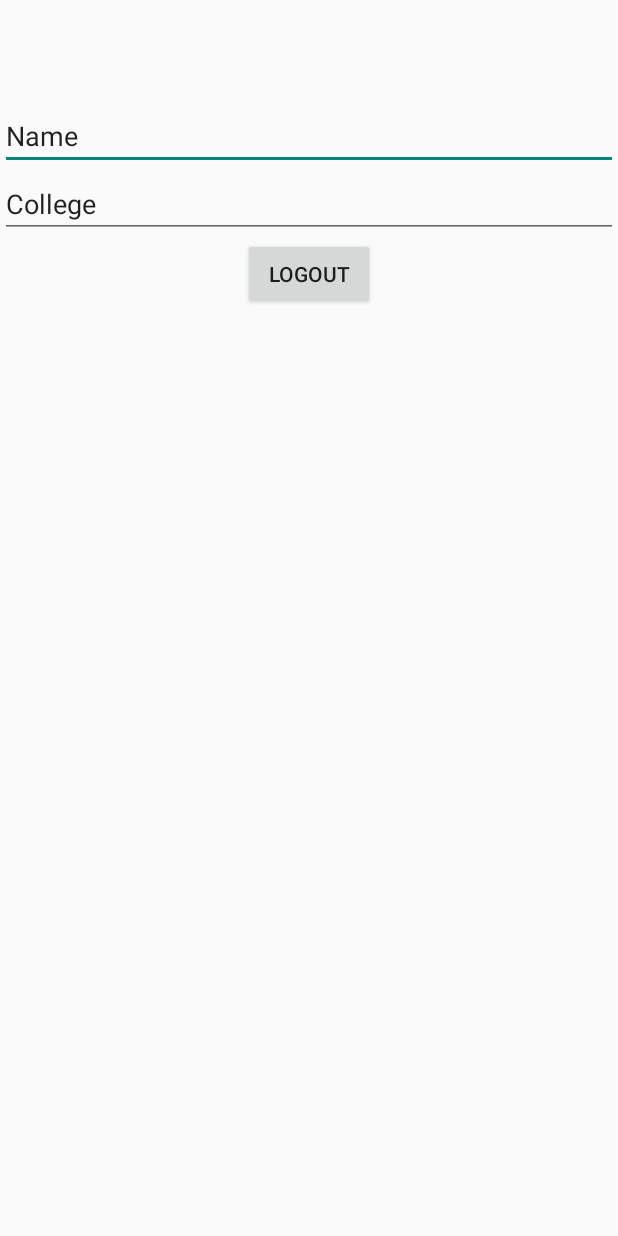
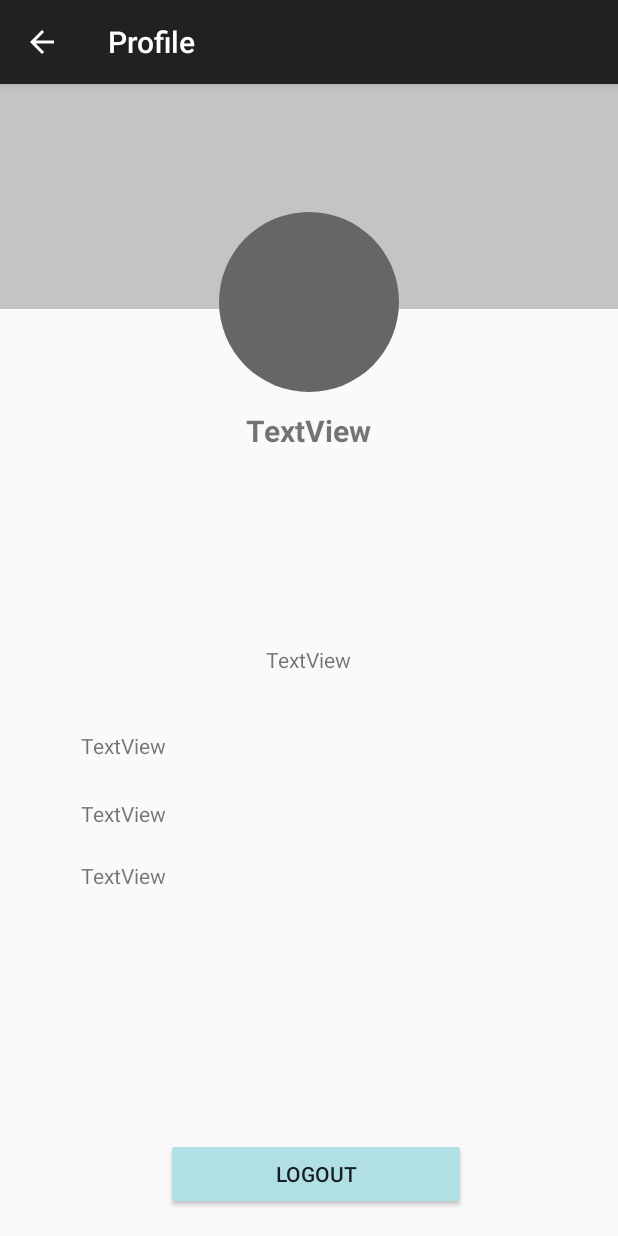
Before and after one commit to safat661/StudyUnion, an Android app: the screen it shows after launch once a user with an empty profile is signed in (ProfileActivity), after a tap on "Profile", on a phone screen of 412 x 824 dp. Run offline under Robolectric (Android 15) with nearby library versions, the phone set to English and light mode, and no system bars; our stand-ins replace ButterKnife, Firebase (no records; nobody signed in at launch, a user with empty details on screens opened directly); libraries missing offline, so code that uses them is left out: com.firebase.client; 1 statement that could not run was skipped; 2 other taps on this screen came first.

Commit message:
ui changes and bug fixes

```diff
--- /dev/null
+++ b/app/src/main/java/com/icebug/android/studyunion/DatabaseHelper.java
@@ -0,0 +1,38 @@
+package com.icebug.android.studyunion;
+
+import android.content.Context;
+import android.database.sqlite.SQLiteDatabase;
+import android.database.sqlite.SQLiteOpenHelper;
+
+/**
+ * Created by nafis on 20-Aug-17.
+ */
+
+public class DatabaseHelper extends SQLiteOpenHelper {
+
+    public static final String DB_name = "User.db";
+    public static final String Table_name = "user_table";
+    public static final String COL_1 = "Name";
+    public static final String COL_2 = "Email";
+    public static final String COL_3 = "College";
+    public static final String COL_4 = "Major";
+    public static final String COL_5 = "Year";
+    public static final String COL_6 = "UID";
+
+    public DatabaseHelper(Context context) {
+        super(context, DB_name, null, 1);
+        SQLiteDatabase db = this.getWritableDatabase();
+    }
+
+    @Override
+    public void onCreate(SQLiteDatabase db) {
+        db.execSQL("create table "+ Table_name +" (NAME TEXT PRIMARY KEY NOT NULL, EMAIL TEXT, COLLEGE TEXT, MAJOR TEXT, YEAR TEXT, UID TEXT) " );
+
+    }
+
+    @Override
+    public void onUpgrade(SQLiteDatabase db, int oldVersion, int newVersion) {
+        db.execSQL("DROP TABLE IF EXISTS "+Table_name);
+        onCreate(db);
+    }
+}
--- a/app/src/main/java/com/icebug/android/studyunion/FaqCommentActivity.java
+++ b/app/src/main/java/com/icebug/android/studyunion/FaqCommentActivity.java
@@ -10,6 +10,7 @@ import android.widget.ListView;
 import android.widget.TextView;
 
 import com.firebase.ui.database.FirebaseListAdapter;
+import com.google.firebase.auth.FirebaseAuth;
 import com.google.firebase.database.DatabaseReference;
 import com.google.firebase.database.FirebaseDatabase;
 
@@ -79,7 +80,7 @@ public class FaqCommentActivity extends AppCompatActivity implements View.OnClic
 
                 faqComment = new FaqComment("" + comment.getText());
 
-                faqComment.setCommentOP("" + getIntent().getStringExtra("FaqPostOP"));
+                faqComment.setCommentOP("" + FirebaseAuth.getInstance().getCurrentUser().getEmail());
 
                 Calendar c = Calendar.getInstance();
                 SimpleDateFormat df = new SimpleDateFormat("yyyy-MM-dd HH:mm");
--- a/app/src/main/java/com/icebug/android/studyunion/LoginActivity.java
+++ b/app/src/main/java/com/icebug/android/studyunion/LoginActivity.java
@@ -9,7 +9,6 @@ import android.text.TextUtils;
 import android.view.View;
 import android.widget.Button;
 import android.widget.EditText;
-import android.widget.TextView;
 import android.widget.Toast;
 
 import com.google.android.gms.tasks.OnCompleteListener;
@@ -26,7 +25,7 @@ public class LoginActivity extends AppCompatActivity implements View.OnClickList
         @BindView(R.id.editTextEmail) EditText editTextEmail;
         @BindView(R.id.editTextPassword) EditText editTextPassword;
         @BindView(R.id.buttonLogin) Button buttonSignIn;
-        @BindView(R.id.textVeiwRegister) TextView textViewRegister;
+        @BindView(R.id.buttonRegister) Button buttonRegister;
 
     private FirebaseAuth firebaseAuth;
 
@@ -50,7 +49,7 @@ public class LoginActivity extends AppCompatActivity implements View.OnClickList
         progressDialog = new ProgressDialog(this);
 
         buttonSignIn.setOnClickListener(this);
-        textViewRegister.setOnClickListener(this);
+        buttonRegister.setOnClickListener(this);
 
     }
 
@@ -97,7 +96,7 @@ public class LoginActivity extends AppCompatActivity implements View.OnClickList
         if (view == buttonSignIn) {
             userLogin();
         }
-        if(view == textViewRegister){
+        if(view == buttonRegister){
             finish();
             startActivity(new Intent(this, MainActivity.class));
             overridePendingTransition(R.anim.push_left_in,R.anim.push_left_out);
--- a/app/src/main/java/com/icebug/android/studyunion/MainActivity.java
+++ b/app/src/main/java/com/icebug/android/studyunion/MainActivity.java
@@ -27,6 +27,7 @@ public class MainActivity extends AppCompatActivity implements TextView.OnClickL
 
     private ProgressDialog progressDialog;
     private static final String TAG = "MainActivity";
+    DatabaseHelper myDb;
 
     @BindView(R.id.editTextEmail) EditText editTextEmail;
     @BindView(R.id.editTextPassword) EditText editTextPassword;
@@ -47,6 +48,7 @@ public class MainActivity extends AppCompatActivity implements TextView.OnClickL
         super.onCreate(savedInstanceState);
         setContentView(R.layout.activity_register);
         ButterKnife.bind(this);
+        myDb = new DatabaseHelper(this);
 
         Firebase.setAndroidContext(this);
 
--- a/app/src/main/java/com/icebug/android/studyunion/MenuActivity.java
+++ b/app/src/main/java/com/icebug/android/studyunion/MenuActivity.java
@@ -29,6 +29,7 @@ public class MenuActivity extends AppCompatActivity
         setContentView(R.layout.activity_menu);
         Toolbar toolbar = (Toolbar) findViewById(R.id.toolbar);
         setSupportActionBar(toolbar);
+        getSupportActionBar().setTitle("StudyUnion");
 
         FloatingActionButton fab = (FloatingActionButton) findViewById(R.id.fab);
         fab.setOnClickListener(new View.OnClickListener() {
--- a/app/src/main/java/com/icebug/android/studyunion/ProfileActivity.java
+++ b/app/src/main/java/com/icebug/android/studyunion/ProfileActivity.java
@@ -1,8 +1,8 @@
 package com.icebug.android.studyunion;
 
 import android.content.Intent;
+import android.os.Bundle;
 import android.support.v7.app.AppCompatActivity;
-import android.os.Bundle;
 import android.view.View;
 import android.widget.Button;
 import android.widget.TextView;
@@ -14,7 +14,7 @@ import com.google.firebase.database.FirebaseDatabase;
 public class ProfileActivity extends AppCompatActivity implements View.OnClickListener{
 
     private FirebaseAuth firebaseAuth;
-    private TextView name,college;
+    private TextView name,college,major,year,email;
     private Button buttonLogout;
     private FirebaseDatabase ref;
 
@@ -23,19 +23,30 @@ public class ProfileActivity extends AppCompatActivity implements View.OnClickLi
         super.onCreate(savedInstanceState);
         setContentView(R.layout.activity_profile);
 
+        getSupportActionBar().setTitle("Profile");
+        getSupportActionBar().setDisplayHomeAsUpEnabled(true);
+        getSupportActionBar().setDisplayShowHomeEnabled(true);
+
         firebaseAuth = FirebaseAuth.getInstance();
 
 
         FirebaseUser user = firebaseAuth.getCurrentUser();
 
-        name = (TextView)findViewById(R.id.profile_name);
-
-     //   name.setText(SavedUserInfo.userSaved.get("User",SavedUserInfo.userSaved.name()));
+        name = (TextView)findViewById(R.id.user_name);
+        college = (TextView)findViewById(R.id.user_college);
+        major = (TextView)findViewById(R.id.user_major);
+        email = (TextView)findViewById(R.id.user_email);
+        year = (TextView)findViewById(R.id.user_year);
 
         buttonLogout = (Button) findViewById(R.id.logoutButton);
-
         buttonLogout.setOnClickListener(this);
 
+    }
+
+    @Override
+    public boolean onSupportNavigateUp() {
+        onBackPressed();
+        return true;
     }
 
     @Override
--- /dev/null
+++ b/app/src/main/res/drawable/shape_circle.xml
@@ -0,0 +1,12 @@
+<?xml version="1.0" encoding="utf-8"?>
+<shape xmlns:android="http://schemas.android.com/apk/res/android"
+       android:shape="oval">
+
+        <solid
+            android:color="#666666"/>
+
+        <size
+            android:width="120dp"
+            android:height="120dp"/>
+
+</shape>
--- a/app/src/main/res/layout/activity_menu.xml
+++ b/app/src/main/res/layout/activity_menu.xml
@@ -7,7 +7,8 @@
     android:layout_width="match_parent"
     android:layout_height="match_parent"
     android:fitsSystemWindows="true"
-    tools:openDrawer="start">
+    tools:openDrawer="start"
+    android:background="#ffffff">
 
     <include
         layout="@layout/app_bar_menu"
@@ -21,6 +22,7 @@
         android:layout_gravity="start"
         android:fitsSystemWindows="true"
         app:headerLayout="@layout/nav_header_menu"
-        app:menu="@menu/activity_menu_drawer"/>
+        app:menu="@menu/activity_menu_drawer"
+        />
 
 </android.support.v4.widget.DrawerLayout>
--- a/app/src/main/res/layout/activity_profile.xml
+++ b/app/src/main/res/layout/activity_profile.xml
@@ -8,48 +8,81 @@
     tools:context="com.icebug.android.studyunion.ProfileActivity">
 
 
-    <ScrollView
+    <ImageView
+        android:id="@+id/profile_wall"
         android:layout_width="match_parent"
-        android:layout_height="match_parent"
-        android:layout_alignParentBottom="true"
-        android:layout_centerHorizontal="true">
+        android:layout_height="150dp"
+        app:srcCompat="@color/cardview_shadow_start_color"
+        android:layout_alignParentTop="true"
+        android:layout_alignParentStart="true"
+        />
 
-        <LinearLayout
-            android:layout_width="match_parent"
-            android:layout_height="match_parent"
-            android:orientation="vertical"
-            >
-            <ImageView
-                android:layout_width="match_parent"
-                android:layout_height="68dp"
-                android:paddingTop="15dp"
-                android:layout_gravity="center_horizontal"/>
+    <ImageButton
+        android:id="@+id/profile_pic"
+        android:layout_width="wrap_content"
+        android:layout_height="wrap_content"
+        android:layout_marginTop="85dp"
+        android:background="@drawable/shape_circle"
+        android:layout_alignParentTop="true"
+        android:layout_centerHorizontal="true"/>
 
-            <EditText
-                android:id="@+id/profile_name"
-                android:layout_width="match_parent"
+    <TextView
+        android:id="@+id/user_name"
+        android:layout_width="wrap_content"
         android:layout_height="wrap_content"
-                android:ems="10"
-                android:inputType="textPersonName"
-                android:text="Name"/>
+        android:layout_marginTop="12dp"
+        android:text="TextView"
+        android:layout_below="@+id/profile_pic"
+        android:layout_centerHorizontal="true"
+        android:textStyle="bold"
+        android:textSize="20sp"/>
 
-            <EditText
-                android:id="@+id/editText8"
-                android:layout_width="match_parent"
+    <TextView
+        android:id="@+id/user_email"
+        android:layout_width="wrap_content"
         android:layout_height="wrap_content"
-                android:ems="10"
-                android:inputType="textPersonName"
-                android:text="College"/>
+        android:text="TextView"
+        android:layout_centerVertical="true"
+        android:layout_centerHorizontal="true"/>
+
+    <TextView
+        android:id="@+id/user_college"
+        android:layout_width="wrap_content"
+        android:layout_height="wrap_content"
+        android:layout_marginTop="38dp"
+        android:text="TextView"
+        android:layout_below="@+id/user_email"
+        android:layout_toStartOf="@+id/profile_pic"
+        android:layout_marginEnd="35dp"/>
+
+    <TextView
+        android:id="@+id/user_major"
+        android:layout_width="wrap_content"
+        android:layout_height="wrap_content"
+        android:layout_alignStart="@+id/user_college"
+        android:layout_below="@+id/user_college"
+        android:layout_marginTop="26dp"
+        android:text="TextView"/>
+
+    <TextView
+        android:id="@+id/user_year"
+        android:layout_width="wrap_content"
+        android:layout_height="wrap_content"
+        android:layout_alignStart="@+id/user_major"
+        android:layout_below="@+id/user_major"
+        android:layout_marginTop="22dp"
+        android:text="TextView"/>
 
     <Button
-                android:layout_width="wrap_content"
+        android:id="@+id/logoutButton"
+        android:layout_width="200dp"
         android:layout_height="wrap_content"
         android:text="Logout"
-                android:layout_gravity="center_horizontal"
-                android:id="@+id/logoutButton"/>
-        </LinearLayout>
+        android:layout_centerHorizontal="true"
+        android:layout_marginBottom="17dp"
+        android:layout_alignParentBottom="true"
+        android:layout_toEndOf="@+id/user_year"
+        android:backgroundTint="#b0e0e6"/>
 
 
-
-    </ScrollView>
 </RelativeLayout>
--- a/app/src/main/res/layout/content_menu.xml
+++ b/app/src/main/res/layout/content_menu.xml
@@ -7,7 +7,9 @@
                 android:paddingLeft="@dimen/activity_horizontal_margin"
                 android:paddingRight="@dimen/activity_horizontal_margin"
                 android:paddingTop="59dp"
-                tools:context="com.icebug.android.studyunion.MenuActivity">
+                tools:context="com.icebug.android.studyunion.MenuActivity"
+                android:background="#ffffff"
+    >
 
     <LinearLayout
         android:layout_width="match_parent"
--- a/app/src/main/res/values-v21/styles.xml
+++ b/app/src/main/res/values-v21/styles.xml
@@ -1,11 +1,14 @@
 <?xml version="1.0" encoding="utf-8"?>
 <resources>
-    <style name="AppTheme" parent="Theme.AppCompat.Light.NoActionBar">
+    <style name="AppTheme" parent="Theme.AppCompat.Light.DarkActionBar">
         <item name="android:windowContentTransitions">true</item>
         <item name="android:windowAllowEnterTransitionOverlap">true</item>
         <item name="android:windowAllowReturnTransitionOverlap">true</item>
         <item name="android:windowSharedElementEnterTransition">@android:transition/move</item>
         <item name="android:windowSharedElementExitTransition">@android:transition/move</item>
+        <item name="colorControlNormal">#c5c5c5</item>
+        <item name="colorControlActivated">@color/accent</item>
+        <item name="colorControlHighlight">@color/accent</item>
     </style>
 
     <style name="AppTheme.Dark" parent="Theme.AppCompat.NoActionBar">
@@ -32,5 +35,9 @@
         <item name="colorButtonNormal">@color/primary_darker</item>
         <item name="android:colorButtonNormal">@color/primary_darker</item>
     </style>
+    <style name="TextAppearance.App.TextInputLayout" parent="@android:style/TextAppearance">
+        <item name="android:textColor">#ffffff</item>
+        <item name="android:textSize">14sp</item>
+    </style>
 
 </resources>
--- a/app/src/main/res/values-w820dp/styles.xml
+++ b/app/src/main/res/values-w820dp/styles.xml
@@ -7,6 +7,9 @@
         <item name="android:windowAllowReturnTransitionOverlap">true</item>
         <item name="android:windowSharedElementEnterTransition">@android:transition/move</item>
         <item name="android:windowSharedElementExitTransition">@android:transition/move</item>
+        <item name="colorControlNormal">#c5c5c5</item>
+        <item name="colorControlActivated">@color/accent</item>
+        <item name="colorControlHighlight">@color/accent</item>
     </style>
 
     <style name="AppTheme.Dark" parent="Theme.AppCompat.NoActionBar">
@@ -33,5 +36,9 @@
         <item name="colorButtonNormal">@color/primary_darker</item>
         <item name="android:colorButtonNormal">@color/primary_darker</item>
     </style>
+    <style name="TextAppearance.App.TextInputLayout" parent="@android:style/TextAppearance">
+        <item name="android:textColor">#ffffff</item>
+        <item name="android:textSize">14sp</item>
+    </style>
 
 </resources>
--- a/app/src/main/res/values/strings.xml
+++ b/app/src/main/res/values/strings.xml
@@ -7,6 +7,4 @@
     <string name="navigation_drawer_close">Close navigation drawer</string>
 
     <string name="action_settings">Settings</string>
-    <string name="email">Email</string>
-    <string name="not_registered">Not Registered?</string>
 </resources>
--- a/app/src/main/res/values/styles.xml
+++ b/app/src/main/res/values/styles.xml
@@ -6,7 +6,11 @@
         <item name="colorPrimary">@color/primary</item>
         <item name="colorPrimaryDark">@color/primary_dark</item>
         <item name="colorAccent">@color/accent</item>
+        <item name="colorControlNormal">#ffffff</item>
+        <item name="colorControlActivated">@color/accent</item>
+        <item name="colorControlHighlight">@color/accent</item>
     </style>
+
 
     <style name="AppTheme.NoActionBar">
         <item name="windowActionBar">false</item>
@@ -14,7 +18,7 @@
         <item name="colorPrimaryDark">@color/primary_dark</item>
         <item name="colorAccent">@color/accent</item>
 
-        <item name="android:windowBackground">@color/shade</item>
+        <item name="android:windowBackground">@color/accent</item>
 
         <item name="colorControlNormal">@color/iron</item>
         <item name="colorControlActivated">@color/white</item>
@@ -35,4 +39,8 @@
         <item name="android:textColorPrimary">@color/iron</item>
         <item name="android:background">@color/primary</item>
     </style>
+    <style name="TextAppearance.App.TextInputLayout" parent="@android:style/TextAppearance">
+        <item name="android:textColor">#ffffff</item>
+        <item name="android:textSize">14sp</item>
+    </style>
 </resources>
--- a/build.gradle
+++ b/build.gradle
@@ -5,7 +5,7 @@ buildscript {
         jcenter()
     }
     dependencies {
-        classpath 'com.android.tools.build:gradle:2.3.3'
+        classpath 'com.android.tools.build:gradle:2.3.2'
 
         // NOTE: Do not place your application dependencies here; they belong
         // in the individual module build.gradle files
```
Also changed, not shown: app/src/main/java/com/icebug/android/studyunion/GroupActivity.java (+12 -1 lines), app/src/main/res/drawable/listview_background.xml (added, +28 -0 lines), app/src/main/res/layout/activity_main.xml (+15 -10 lines), app/src/main/res/layout/app_bar_menu.xml (+17 -14 lines), app/src/main/res/layout/list_item.xml (+12 -4 lines). Lines whose indentation alone changed are shown as unchanged.
